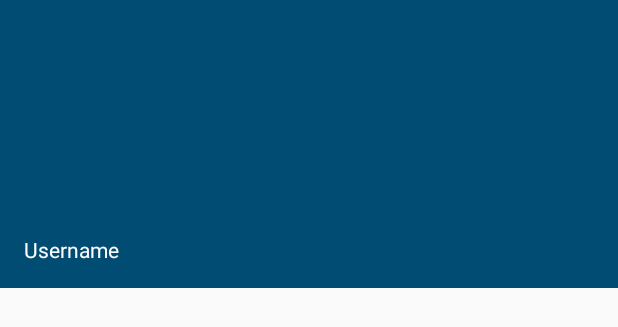
After one commit to lmiskovic/Delivery, an Android app: the layout nav_header.xml on its own in the app's theme, with its tools: preview values and no code run, on a phone screen of 412 x 824 dp. The commit adds this screen. Shown: the top 327 px of the screen. Run offline under Robolectric (Android 15) with nearby library versions, the phone set to English and light mode, and no system bars; network calls fail.

Commit message:
fixed navigation view

```diff
--- a/app/src/main/java/com/example/luka/delivery/loginActivity.java
+++ b/app/src/main/java/com/example/luka/delivery/loginActivity.java
@@ -66,7 +66,7 @@ public class loginActivity extends AppCompatActivity {
 
     @OnClick(R.id.ButtonLogin)
     void login(){
-        String email = editTextEmailLogin.getText().toString();
+        final String email = editTextEmailLogin.getText().toString();
         String password = editTextPasswordLogin.getText().toString();
 
         editTextEmailLogin.setError(null);
@@ -81,7 +81,9 @@ public class loginActivity extends AppCompatActivity {
 
                 if (response.isSuccessful()) {
                     tokenManager.saveToken(response.body());
-                    startActivity(new Intent(loginActivity.this, postActivity.class));
+                    Intent intent = new Intent (loginActivity.this, postActivity.class);
+                    intent.putExtra("usernameMail", (String) email);
+                    startActivity(intent);
 
                 } else{
                     if(response.code() == 422){
--- /dev/null
+++ b/app/src/main/res/layout/nav_header.xml
@@ -0,0 +1,36 @@
+<?xml version="1.0" encoding="utf-8"?>
+<!--
+  ~ Copyright (C) 2015 The Android Open Source Project
+  ~
+  ~ Licensed under the Apache License, Version 2.0 (the "License");
+  ~ you may not use this file except in compliance with the License.
+  ~ You may obtain a copy of the License at
+  ~
+  ~      http://www.apache.org/licenses/LICENSE-2.0
+  ~
+  ~ Unless required by applicable law or agreed to in writing, software
+  ~ distributed under the License is distributed on an "AS IS" BASIS,
+  ~ WITHOUT WARRANTIES OR CONDITIONS OF ANY KIND, either express or implied.
+  ~ See the License for the specific language governing permissions and
+  ~ limitations under the License.
+  -->
+
+<LinearLayout xmlns:android="http://schemas.android.com/apk/res/android"
+    android:layout_width="match_parent"
+    android:layout_height="192dp"
+    xmlns:tools="http://schemas.android.com/tools"
+    android:background="?attr/colorPrimaryDark"
+    android:padding="16dp"
+    android:theme="@style/ThemeOverlay.AppCompat.Dark"
+    android:orientation="horizontal"
+    android:gravity="bottom">
+
+    <TextView
+        android:id="@+id/nav_username"
+        android:layout_width="match_parent"
+        android:layout_height="wrap_content"
+        android:text="Username"
+        android:textAppearance="@style/TextAppearance.AppCompat.Body1"
+        />
+
+</LinearLayout>
--- a/app/src/main/res/values/styles.xml
+++ b/app/src/main/res/values/styles.xml
@@ -6,6 +6,11 @@
         <item name="colorPrimary">@color/colorPrimary</item>
         <item name="colorPrimaryDark">@color/colorPrimaryDark</item>
         <item name="colorAccent">@color/colorAccent</item>
+
+        <item name="android:windowDrawsSystemBarBackgrounds">true</item>
+        -        <item name="android:statusBarColor">@color/colorPrimaryDark</item>
+        -
+        -        <item name="android:windowTranslucentStatus">true</item>
     </style>
 
 </resources>
```
Also changed, not shown: app/src/main/java/com/example/luka/delivery/postActivity.java (+28 -18 lines), app/src/main/res/layout/activity_post.xml (+17 -19 lines), app/src/main/res/layout/drawer_list_item.xml (deleted, +0 -27 lines), app/src/main/res/values/strings.xml (+2 -8 lines), app/src/main/res/drawable-hdpi/ic_route.png (added), app/src/main/res/drawable-hdpi/ic_signout.png (added), app/src/main/res/drawable-mdpi/ic_route.png (added), app/src/main/res/drawable-mdpi/ic_signout.png (added), app/src/main/res/drawable-xhdpi/ic_route.png (added), app/src/main/res/drawable-xhdpi/ic_signout.png (added), app/src/main/res/drawable-xxhdpi/ic_route.png (added), app/src/main/res/drawable-xxhdpi/ic_signout.png (added).
